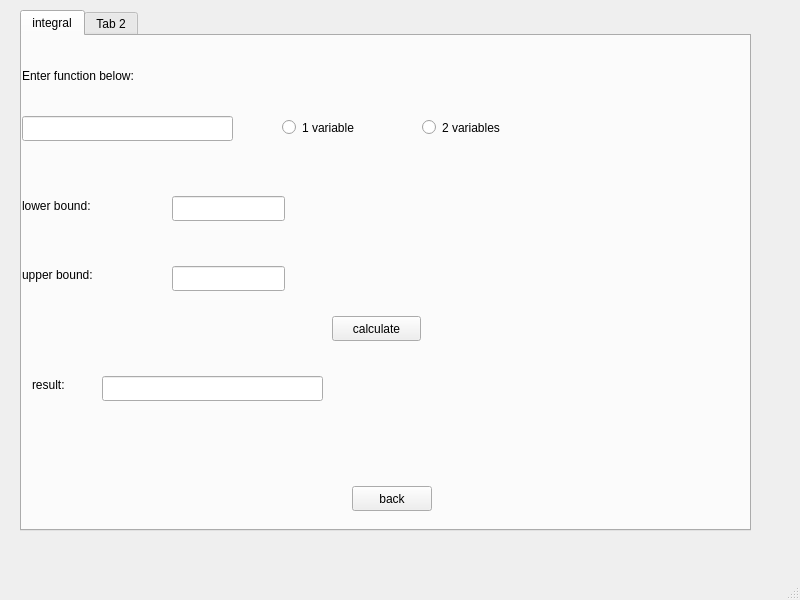
Jelena-Zivovic/RS014-geek-calculator, file src/geek-calculator/mainwindow.ui: the form before one commit.
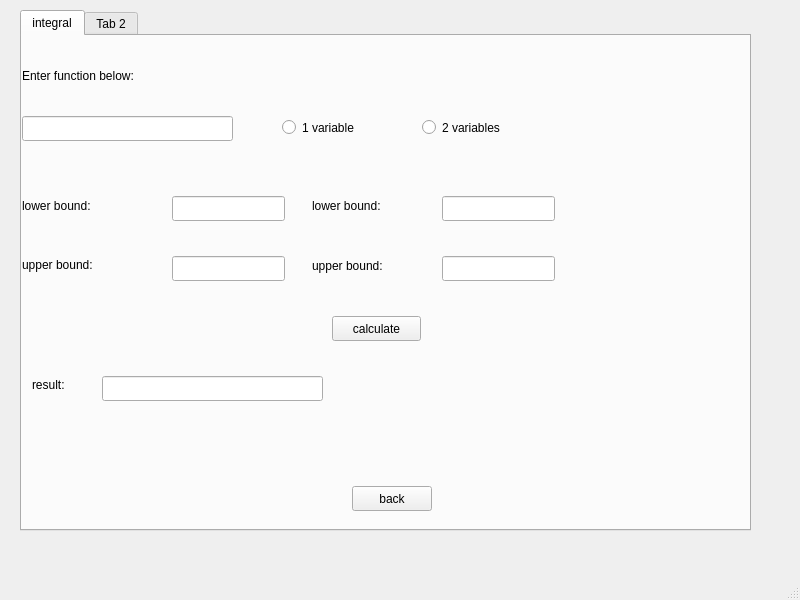
The form after the commit.

What changed in the file:
```diff
--- a/src/geek-calculator/mainwindow.ui
+++ b/src/geek-calculator/mainwindow.ui
@@ -575,7 +575,7 @@
         <property name="geometry">
          <rect>
           <x>0</x>
-          <y>230</y>
+          <y>220</y>
           <width>91</width>
           <height>17</height>
          </rect>
@@ -588,7 +588,7 @@
         <property name="geometry">
          <rect>
           <x>150</x>
-          <y>230</y>
+          <y>220</y>
           <width>113</width>
           <height>25</height>
          </rect>
@@ -643,6 +643,52 @@
          <string>back</string>
         </property>
        </widget>
+       <widget class="QLabel" name="secondLowerBoundLabel">
+        <property name="geometry">
+         <rect>
+          <x>290</x>
+          <y>160</y>
+          <width>91</width>
+          <height>20</height>
+         </rect>
+        </property>
+        <property name="text">
+         <string>lower bound:</string>
+        </property>
+       </widget>
+       <widget class="QLabel" name="secondUpperBoundLabel">
+        <property name="geometry">
+         <rect>
+          <x>290</x>
+          <y>220</y>
+          <width>91</width>
+          <height>20</height>
+         </rect>
+        </property>
+        <property name="text">
+         <string>upper bound:</string>
+        </property>
+       </widget>
+       <widget class="QLineEdit" name="secondLowerBoundLineEdit">
+        <property name="geometry">
+         <rect>
+          <x>420</x>
+          <y>160</y>
+          <width>113</width>
+          <height>25</height>
+         </rect>
+        </property>
+       </widget>
+       <widget class="QLineEdit" name="secondUpperBoundLineEdit">
+        <property name="geometry">
+         <rect>
+          <x>420</x>
+          <y>220</y>
+          <width>113</width>
+          <height>25</height>
+         </rect>
+        </property>
+       </widget>
       </widget>
       <widget class="QWidget" name="tab_2">
        <attribute name="title">
```
Left out of the diff: 13 changed lines with no effect on the pictures.
